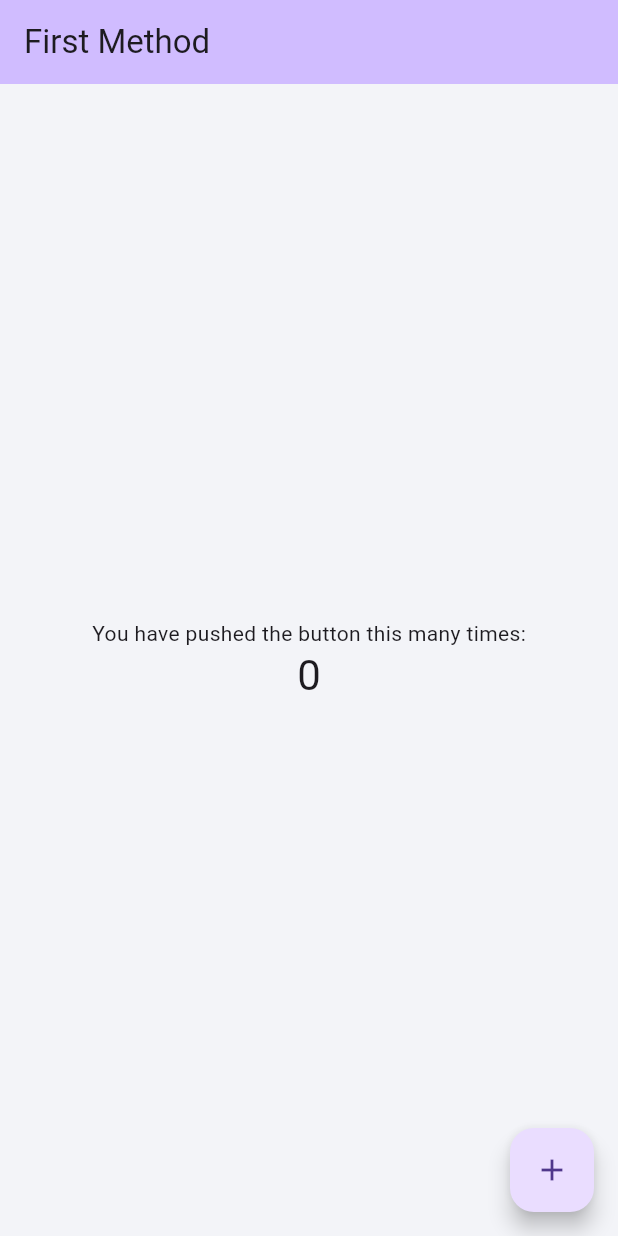
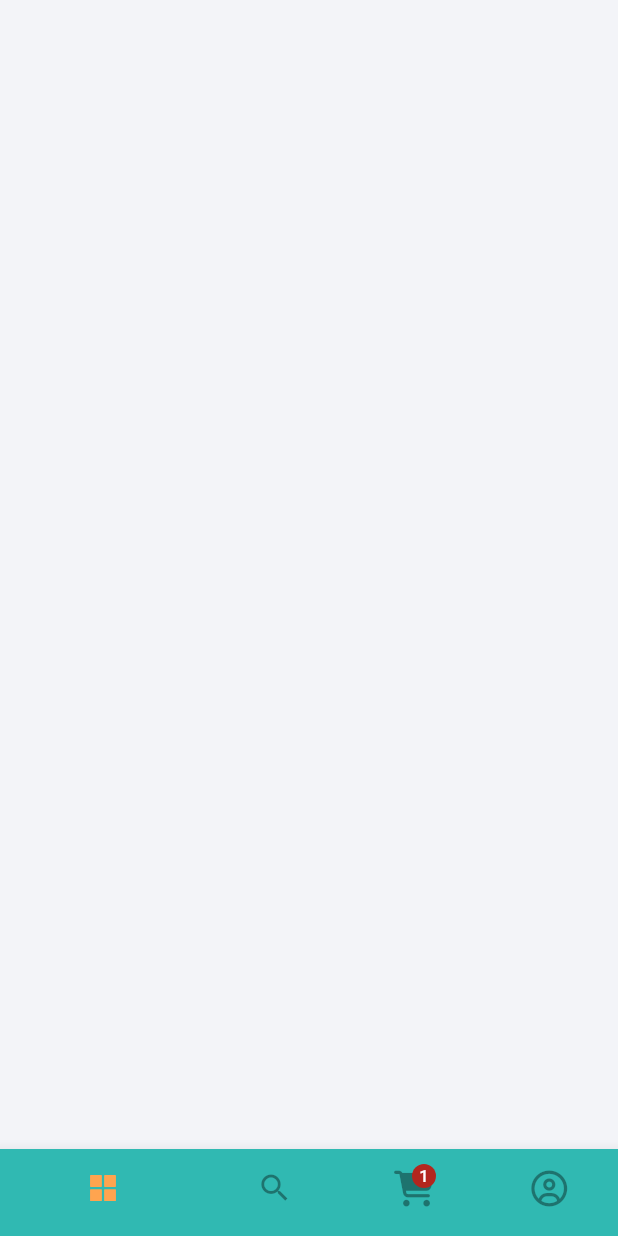
Before and after one commit to minh261002/Food-Delivery-App, a Flutter app: the screen it shows after launch, on a phone screen of 412 x 824 dp. Run offline on Flutter 3.47's test engine with Material 3 defaults, Android fonts, the phone set to English and light mode, and no system bars; our stand-ins replace flutter_screenutil, flutter_vector_icons, get.

Commit message:
Refactor main.dart to replace MyHomePage with MainScreen and update constants.dart to correct variable name from 'hieght' to 'height'.

```diff
--- a/lib/constants/constants.dart
+++ b/lib/constants/constants.dart
@@ -17,7 +17,7 @@ const kDark = Color(0xff000000);
 const kRed = Color(0xffe81e4d);
 const kOffWhite = Color(0xffF3F4F8);
 
-double hieght = 825.h;
+double height = 825.h;
 double width = 375.w;
 
 const String appBaseUrl = "http://localhost:6003";
--- /dev/null
+++ b/lib/controllers/tab_index_controller.dart
@@ -0,0 +1,9 @@
+import 'package:get/get.dart';
+
+class TabIndexController extends GetxController {
+  RxInt _tabIndex = 0.obs;
+
+  int getTabIndex() => _tabIndex.value;
+
+  set setTabIndex(int index) => _tabIndex.value = index;
+}
--- a/lib/main.dart
+++ b/lib/main.dart
@@ -2,6 +2,7 @@ import 'package:delivery/constants/constants.dart';
 import 'package:flutter/material.dart';
 import 'package:flutter_screenutil/flutter_screenutil.dart';
 import 'package:get/route_manager.dart';
+import 'package:delivery/views/entrypoint.dart';
 
 void main() {
   runApp(const MyApp());
@@ -31,93 +32,7 @@ class MyApp extends StatelessWidget {
           home: child,
         );
       },
-      child: const MyHomePage(title: 'First Method'),
+      child: const MainScreen(),
     );
   }
 }
-
-class MyHomePage extends StatefulWidget {
-  const MyHomePage({super.key, required this.title});
-
-  // This widget is the home page of your application. It is stateful, meaning
-  // that it has a State object (defined below) that contains fields that affect
-  // how it looks.
-
-  // This class is the configuration for the state. It holds the values (in this
-  // case the title) provided by the parent (in this case the App widget) and
-  // used by the build method of the State. Fields in a Widget subclass are
-  // always marked "final".
-
-  final String title;
-
-  @override
-  State<MyHomePage> createState() => _MyHomePageState();
-}
-
-class _MyHomePageState extends State<MyHomePage> {
-  int _counter = 0;
-
-  void _incrementCounter() {
-    setState(() {
-      // This call to setState tells the Flutter framework that something has
-      // changed in this State, which causes it to rerun the build method below
-      // so that the display can reflect the updated values. If we changed
-      // _counter without calling setState(), then the build method would not be
-      // called again, and so nothing would appear to happen.
-      _counter++;
-    });
-  }
-
-  @override
-  Widget build(BuildContext context) {
-    // This method is rerun every time setState is called, for instance as done
-    // by the _incrementCounter method above.
-    //
-    // The Flutter framework has been optimized to make rerunning build methods
-    // fast, so that you can just rebuild anything that needs updating rather
-    // than having to individually change instances of widgets.
-    return Scaffold(
-      appBar: AppBar(
-        // TRY THIS: Try changing the color here to a specific color (to
-        // Colors.amber, perhaps?) and trigger a hot reload to see the AppBar
-        // change color while the other colors stay the same.
-        backgroundColor: Theme.of(context).colorScheme.inversePrimary,
-        // Here we take the value from the MyHomePage object that was created by
-        // the App.build method, and use it to set our appbar title.
-        title: Text(widget.title),
-      ),
-      body: Center(
-        // Center is a layout widget. It takes a single child and positions it
-        // in the middle of the parent.
-        child: Column(
-          // Column is also a layout widget. It takes a list of children and
-          // arranges them vertically. By default, it sizes itself to fit its
-          // children horizontally, and tries to be as tall as its parent.
-          //
-          // Column has various properties to control how it sizes itself and
-          // how it positions its children. Here we use mainAxisAlignment to
-          // center the children vertically; the main axis here is the vertical
-          // axis because Columns are vertical (the cross axis would be
-          // horizontal).
-          //
-          // TRY THIS: Invoke "debug painting" (choose the "Toggle Debug Paint"
-          // action in the IDE, or press "p" in the console), to see the
-          // wireframe for each widget.
-          mainAxisAlignment: MainAxisAlignment.center,
-          children: <Widget>[
-            const Text('You have pushed the button this many times:'),
-            Text(
-              '$_counter',
-              style: Theme.of(context).textTheme.headlineMedium,
-            ),
-          ],
-        ),
-      ),
-      floatingActionButton: FloatingActionButton(
-        onPressed: _incrementCounter,
-        tooltip: 'Increment',
-        child: const Icon(Icons.add),
-      ), // This trailing comma makes auto-formatting nicer for build methods.
-    );
-  }
-}
--- /dev/null
+++ b/lib/views/entrypoint.dart
@@ -0,0 +1,64 @@
+import 'package:delivery/constants/constants.dart';
+import 'package:delivery/controllers/tab_index_controller.dart';
+import 'package:flutter/material.dart';
+import 'package:get/get.dart';
+import 'package:flutter_vector_icons/flutter_vector_icons.dart';
+
+class MainScreen extends StatelessWidget {
+  const MainScreen({super.key});
+
+  @override
+  Widget build(BuildContext context) {
+    final controller = Get.put(TabIndexController());
+    return Obx(
+      () => Scaffold(
+        body: Stack(
+          children: [
+            Container(height: height, width: width, color: kOffWhite),
+            Align(
+              alignment: Alignment.bottomCenter,
+              child: Theme(
+                data: Theme.of(context).copyWith(canvasColor: kPrimary),
+                child: BottomNavigationBar(
+                  showSelectedLabels: false,
+                  showUnselectedLabels: false,
+                  unselectedIconTheme: const IconThemeData(
+                    color: Colors.black38,
+                  ),
+                  selectedIconTheme: const IconThemeData(color: kSecondary),
+                  onTap: (value) => {controller.setTabIndex = value},
+                  currentIndex: controller.getTabIndex(),
+                  items: [
+                    BottomNavigationBarItem(
+                      icon: controller.getTabIndex() == 0
+                          ? Icon(AntDesign.appstore1)
+                          : Icon(AntDesign.appstore_o),
+                      label: "Home",
+                    ),
+                    const BottomNavigationBarItem(
+                      icon: Icon(Icons.search),
+                      label: "Search",
+                    ),
+                    BottomNavigationBarItem(
+                      icon: Badge(
+                        label: Text('1'),
+                        child: Icon(FontAwesome.shopping_cart),
+                      ),
+                      label: "Cart",
+                    ),
+                    BottomNavigationBarItem(
+                      icon: controller.getTabIndex == 3
+                          ? Icon(FontAwesome.user_circle)
+                          : Icon(FontAwesome.user_circle_o),
+                      label: "Profile",
+                    ),
+                  ],
+                ),
+              ),
+            ),
+          ],
+        ),
+      ),
+    );
+  }
+}
```
